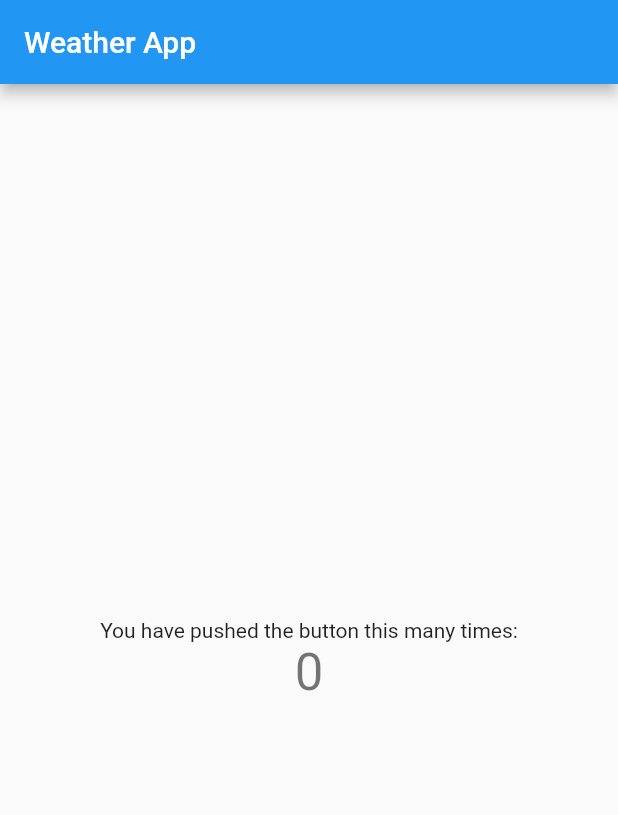
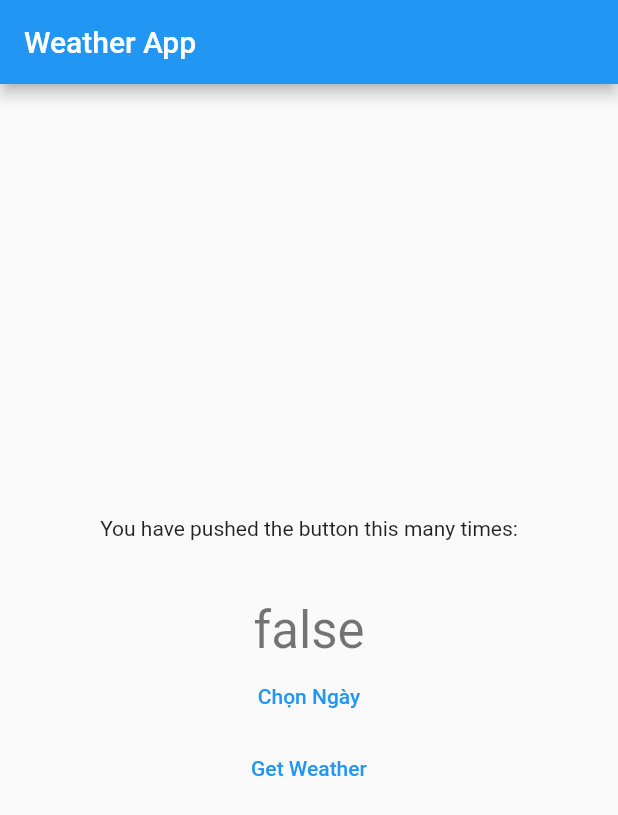
Before and after one commit to varum-org/Clean-Weather-App, a Flutter app: the screen it shows after launch, on a phone screen of 412 x 824 dp. Shown: the top 815 px of the screen. Run offline on Flutter 3.47's test engine with Material 2 defaults, Android fonts, the phone set to English and light mode, and no system bars; our stand-ins replace auto_route, connectivity_plus, dio, freezed_annotation, get_it, injectable and 3 more; network calls fail.

```diff
--- a/lib/data/model/weather_data.dart
+++ b/lib/data/model/weather_data.dart
@@ -4,7 +4,6 @@ import 'package:wether_app/data/error/parse_json_exception.dart';
 import 'base_data.dart';
 
 part 'weather_data.freezed.dart';
-
 part 'weather_data.g.dart';
 
 @Freezed()
@@ -33,9 +32,7 @@ class WeatherData extends BaseData with _$WeatherData {
 
   static Future<List<WeatherData>> parseResponse(dynamic response) async {
     try {
-      return (response as List)
-          .map((json) => WeatherData.fromJson(json))
-          .toList();
+      return (response as List).map((e) => WeatherData.fromJson(e)).toList();
     } catch (e) {
       throw ParseJsonException('Unable to parse response as JSON', e);
     }
--- a/lib/presentation/ui/app.dart
+++ b/lib/presentation/ui/app.dart
@@ -1,9 +1,9 @@
 import 'package:flutter/material.dart';
 import 'package:provider/provider.dart';
-import 'package:wether_app/presentation/ui/weather/weather_screen.dart';
 
 import '../base/base_state.dart';
 import 'app_bloc.dart';
+import 'weather/weather_screen.dart';
 
 class MyApp extends StatefulWidget {
   @override
--- a/lib/presentation/ui/weather/weather_bloc.dart
+++ b/lib/presentation/ui/weather/weather_bloc.dart
@@ -1,4 +1,5 @@
 import 'package:injectable/injectable.dart';
+import 'package:intl/intl.dart';
 import 'package:rxdart/rxdart.dart';
 
 import '../../../domain/entity/weather.dart';
@@ -13,27 +14,77 @@ class WeatherBloc extends BaseBloc {
 
   // input
   late Function(RemoteException) funcOnServerError;
-  late void Function(String) funcTimeChanged;
+  late Function(int) funcTimeChanged;
+  late Function(SwipeEvent) funcSwipeChanged;
 
   /// Output
   late Stream<String?> streamError;
-  late Stream<List<Weather>> streamGetLocationSuccess;
+  late ReplayStream<List<Weather>> streamWeather;
+  late Stream<List<MyDateTime>> streamWeeks;
 
   WeatherBloc(this._getLocationByTimeUseCase) {
-    final _timeController = BehaviorSubject.seeded('2021/10/20')
-      ..disposeBy(disposeBag);
+    // controller
     final _onServerErrorController = PublishSubject<String?>()
       ..disposeBy(disposeBag);
+    final _timeChangeController =
+        BehaviorSubject.seeded(DateTime.now().weekday - 1)
+          ..disposeBy(disposeBag);
+    final _weeksController =
+        BehaviorSubject.seeded(getListMyDates(DateTime.now(), null))
+          ..disposeBy(disposeBag);
+    final _funcSwipeChangeController = PublishSubject<SwipeEvent>()
+      ..disposeBy(disposeBag);
+    // input
     funcOnServerError = (RemoteException exception) =>
         _onServerErrorController.add(exception.exception.toString());
+    funcTimeChanged = _timeChangeController.add;
+    funcSwipeChanged = _funcSwipeChangeController.add;
+    // output
+    streamWeather = Rx.merge<int>([
+      _timeChangeController.map((position) {
+        _weeksController.add(_weeksController.value
+            .asMap()
+            .keys
+            .toList()
+            .map((index) =>
+                MyDateTime(index == position, DateTime.now().getWeeks()[index]))
+            .toList());
+        return position;
+      }),
+      _funcSwipeChangeController.map((event) {
+        _weeksController.add(getListMyDates(
+            _weeksController.value.first.date
+                .add(Duration(days: event == SwipeEvent.next ? 7 : -7)),
+            _weeksController.value.indexWhere((e) => e.selected)));
+        return _weeksController.value.indexWhere((e) => e.selected);
+      })
+    ])
+        .flatMap((event) => _getLocationByTime(
+            _weeksController.value.firstWhere((element) => element.selected)))
+        .shareReplay(maxSize: 1);
+    streamWeeks = _weeksController.stream;
     streamError = _onServerErrorController.stream;
-    funcTimeChanged = _timeController.add;
-    streamGetLocationSuccess = _timeController.stream.flatMap((time) {
-      return _getLocationByTime(_timeController.value);
-    });
   }
 
-  Stream<List<Weather>> _getLocationByTime(String time) => executeFuture(
-        _getLocationByTimeUseCase(time),
+  Stream<List<Weather>> _getLocationByTime(MyDateTime myDate) => executeFuture(
+        _getLocationByTimeUseCase(DateFormat('y/M/d').format(myDate.date)),
       );
+
+  List<MyDateTime> getListMyDates(DateTime date, int? position) => date
+      .getWeeks()
+      .asMap()
+      .keys
+      .toList()
+      .map((index) => MyDateTime(
+          index == (position ?? date.weekday - 1), date.getWeeks()[index]))
+      .toList();
 }
+
+enum SwipeEvent { next, previous }
+
+class MyDateTime {
+  late bool selected;
+  late DateTime date;
+
+  MyDateTime(this.selected, this.date);
+}
--- a/lib/presentation/ui/weather/weather_screen.dart
+++ b/lib/presentation/ui/weather/weather_screen.dart
@@ -1,26 +1,18 @@
+import 'dart:math';
+
 import 'package:flutter/material.dart';
 import 'package:provider/provider.dart';
 
-import '../../../shared/extensions.dart';
+import '../../../domain/entity/weather.dart';
 import '../../base/base_state.dart';
 import 'weather_bloc.dart';
 
 class WeatherScreen extends StatefulWidget {
-
   @override
   _WeatherScreenState createState() => _WeatherScreenState();
 }
 
 class _WeatherScreenState extends BaseState<WeatherScreen, WeatherBloc> {
-  @override
-  void initState() {
-    super.initState();
-    bloc
-      ..streamGetLocationSuccess.listen((data) {
-        context.showSnackBar(data.first.toString());
-      }).disposeBy(disposeBag);
-  }
-
   @override
   Widget build(BuildContext context) {
     return ChangeNotifierProvider(
@@ -28,11 +20,40 @@ class _WeatherScreenState extends BaseState<WeatherScreen, WeatherBloc> {
       child: Center(
         child: Column(
           mainAxisAlignment: MainAxisAlignment.center,
-          children: <Widget>[
+          children: [
             const Text(
               'You have pushed the button this many times:',
             ),
-            Text('0', style: Theme.of(context).textTheme.headline4),
+            StreamBuilder<List<Weather>>(
+                stream: bloc.streamWeather,
+                builder: (context, snapshot) {
+                  return Text(snapshot.data?.first.weatherStateName ?? '',
+                      style: Theme.of(context).textTheme.headline4);
+                }),
+            StreamBuilder<List<MyDateTime>>(
+                stream: bloc.streamWeeks,
+                builder: (context, snapshot) {
+                  return Text(snapshot.data?.first.selected.toString() ?? '',
+                      style: Theme.of(context).textTheme.headline4);
+                }),
+            TextButton(
+              style: ButtonStyle(
+                foregroundColor: MaterialStateProperty.all<Color>(Colors.blue),
+              ),
+              onPressed: () {
+                bloc.funcTimeChanged(Random().nextInt(6));
+              },
+              child: Text('Chọn Ngày'),
+            ),
+            TextButton(
+              style: ButtonStyle(
+                foregroundColor: MaterialStateProperty.all<Color>(Colors.blue),
+              ),
+              onPressed: () {
+                bloc.funcSwipeChanged(SwipeEvent.previous);
+              },
+              child: Text('Get Weather'),
+            )
           ],
         ),
       ),
--- a/lib/shared/extensions.dart
+++ b/lib/shared/extensions.dart
@@ -1,3 +1,4 @@
 export 'package:wether_app/shared/extensions/collection_ext.dart';
 export 'package:wether_app/shared/extensions/context_ext.dart';
 export 'package:wether_app/shared/extensions/stream_ext.dart';
+export 'package:wether_app/shared/extensions/date_ext.dart';
--- a/pubspec.yaml
+++ b/pubspec.yaml
@@ -47,6 +47,7 @@ dependencies:
   path_provider: ^2.0.2
   provider: ^5.0.0
   auto_route: ^2.2.0
+  intl: ^0.17.0
 
 dev_dependencies:
   flutter_test:
```
Also changed, not shown: lib/data/repository/source/remote/api/weather_service.dart (+7 -5 lines), lib/shared/extensions/date_ext.dart (added, +25 -0 lines), pubspec.lock.
